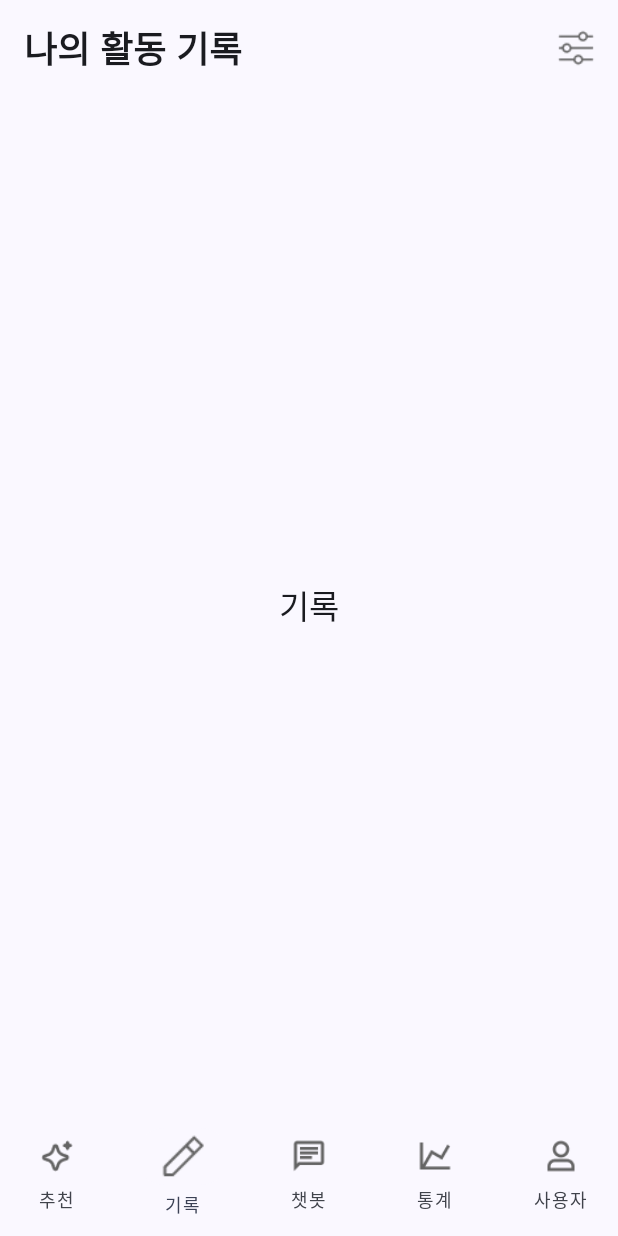
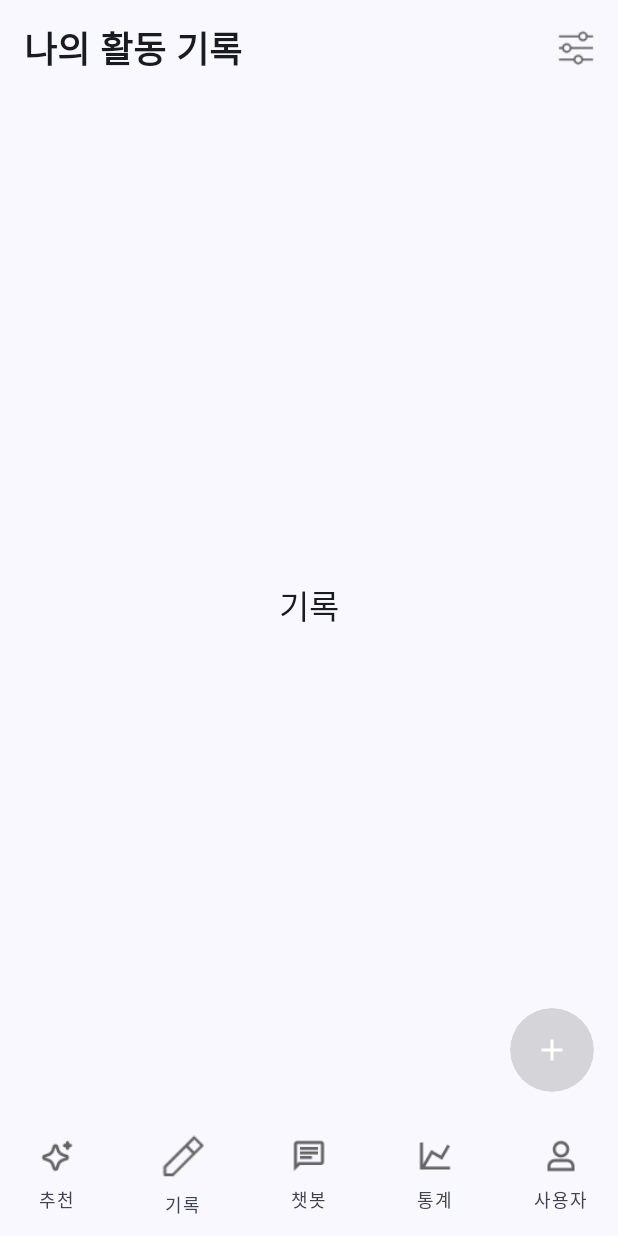
Before and after one commit to alpha-archive/archive-android, an Android app built with Jetpack Compose: the RecordScreen screen opened through its navigation route, on a phone screen of 412 x 824 dp. Run offline under Robolectric (Android 15) with nearby library versions, the phone set to English and light mode, and no system bars.

Commit message:
feat: FloatingActionButton 추가

```diff
--- a/ArchiveAndroid/app/src/main/java/com/example/archiveandroid/feature/home/record/RecordScreen.kt
+++ b/ArchiveAndroid/app/src/main/java/com/example/archiveandroid/feature/home/record/RecordScreen.kt
@@ -1,11 +1,23 @@
 package com.example.archiveandroid.feature.home.record
 import android.graphics.BitmapFactory
+import androidx.compose.animation.AnimatedVisibility
+import androidx.compose.animation.fadeIn
+import androidx.compose.animation.fadeOut
+import androidx.compose.animation.slideInVertically
+import androidx.compose.animation.slideOutVertically
 import androidx.compose.foundation.layout.Box
 import androidx.compose.foundation.layout.WindowInsets
 import androidx.compose.foundation.layout.fillMaxSize
 import androidx.compose.foundation.layout.padding
 import androidx.compose.foundation.layout.size
+import androidx.compose.foundation.rememberScrollState
+import androidx.compose.foundation.shape.CircleShape
+import androidx.compose.foundation.verticalScroll
+import androidx.compose.material.icons.Icons
+import androidx.compose.material.icons.filled.Add
 import androidx.compose.material3.ExperimentalMaterial3Api
+import androidx.compose.material3.FloatingActionButton
+import androidx.compose.material3.FloatingActionButtonDefaults
 import androidx.compose.material3.Icon
 import androidx.compose.material3.IconButton
 import androidx.compose.material3.MaterialTheme
@@ -13,9 +25,15 @@ import androidx.compose.material3.Scaffold
 import androidx.compose.material3.Text
 import androidx.compose.material3.TopAppBar
 import androidx.compose.runtime.Composable
+import androidx.compose.runtime.LaunchedEffect
+import androidx.compose.runtime.getValue
+import androidx.compose.runtime.mutableIntStateOf
+import androidx.compose.runtime.mutableStateOf
 import androidx.compose.runtime.remember
+import androidx.compose.runtime.setValue
 import androidx.compose.ui.Alignment
 import androidx.compose.ui.Modifier
+import androidx.compose.ui.draw.clip
 import androidx.compose.ui.graphics.Color
 import androidx.compose.ui.graphics.asImageBitmap
 import androidx.compose.ui.graphics.painter.BitmapPainter
@@ -28,8 +46,21 @@ import androidx.compose.ui.unit.sp
 @OptIn(ExperimentalMaterial3Api::class)
 @Composable
 fun RecordScreen(
-    onFilterClick: () -> Unit = {}
+    onFilterClick: () -> Unit = {},
+    onAddClick: () -> Unit = {}
 ) {
+    // Simple scroll state to drive FAB visibility (will work with placeholder content too)
+    val scrollState = rememberScrollState()
+    var lastScroll by remember { mutableIntStateOf(0) }
+    var fabVisible by remember { mutableStateOf(true) }
+
+    LaunchedEffect(scrollState.value) {
+        val delta = scrollState.value - lastScroll
+        if (delta > 0) fabVisible = false
+        if (delta < 0) fabVisible = true
+        lastScroll = scrollState.value
+    }
+
     Scaffold(
         topBar = {
             TopAppBar(
@@ -55,12 +86,39 @@ fun RecordScreen(
                     }
                 }
             )
-        }
+        },
+        floatingActionButton = {
+            AnimatedVisibility(
+                visible = fabVisible,
+                enter = slideInVertically { it } + fadeIn(),
+                exit = slideOutVertically { it } + fadeOut()
+            ) {
+                FloatingActionButton(
+                    onClick = onAddClick,
+                    modifier = Modifier
+                        .size(56.dp)
+                        .clip(CircleShape),
+                    containerColor = Color(0x33444444),
+                    contentColor = Color.White,
+                    shape = CircleShape,
+                    elevation = FloatingActionButtonDefaults.elevation(
+                        defaultElevation = 0.dp,
+                        pressedElevation = 0.dp,
+                        focusedElevation = 0.dp,
+                        hoveredElevation = 0.dp
+                    )
+                ) {
+                    Icon(Icons.Filled.Add, contentDescription = "추가")
+                }
+            }
+        },
+        contentWindowInsets = WindowInsets(0)
     ) { innerPadding ->
         Box(
             modifier = Modifier
                 .fillMaxSize()
-                .padding(innerPadding),
+                .padding(innerPadding)
+                .verticalScroll(scrollState),
             contentAlignment = Alignment.Center
         ) {
             Text(text = "기록", style = MaterialTheme.typography.titleLarge)
```
